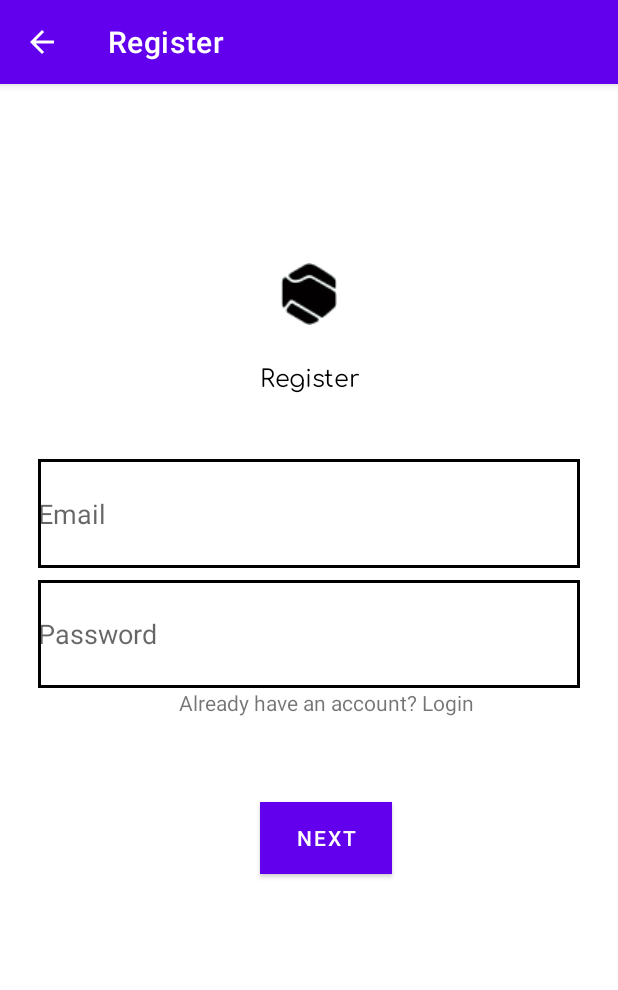
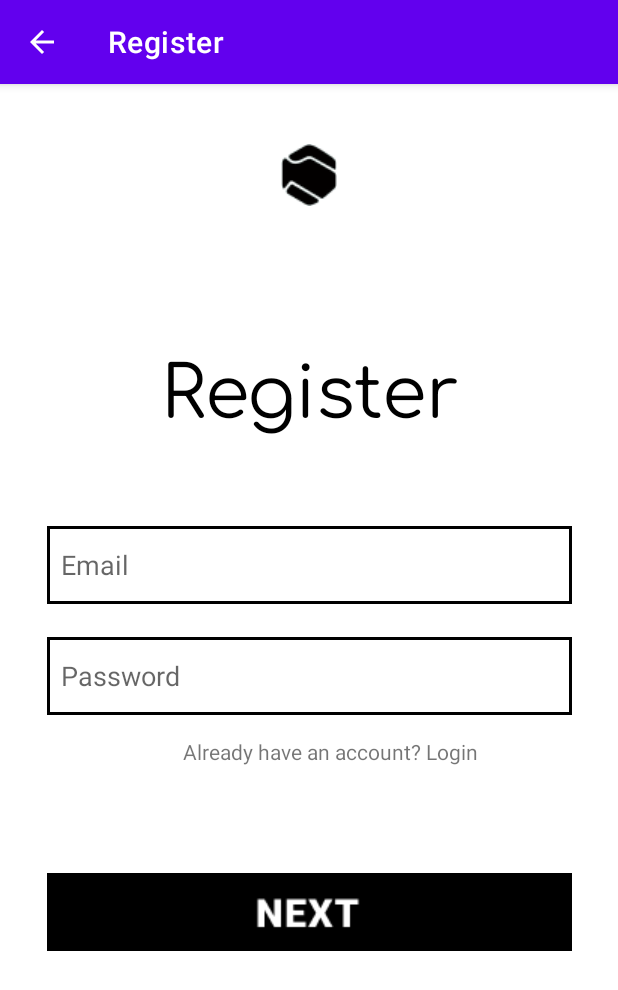
Before and after one commit to RoopMM/BudgetBuddy, an Android app: the screen it shows after launch (RegisterActivity), on a phone screen of 412 x 824 dp. Shown: the top 990 px of the screen. Run offline under Robolectric (Android 15) with nearby library versions, the phone set to English and light mode, and no system bars; our stand-ins replace Dagger/Hilt's generated code, Firebase (no records; nobody signed in at launch, a user with empty details on screens opened directly).

Commit message:
Fixed Design of Register View

```diff
--- a/app/src/main/res/layout/activity_register.xml
+++ b/app/src/main/res/layout/activity_register.xml
@@ -9,8 +9,8 @@
     <ImageView
         android:id="@+id/imageView"
         android:layout_width="37dp"
-        android:layout_height="0dp"
-        android:layout_marginTop="104dp"
+        android:layout_height="41dp"
+        android:layout_marginTop="25dp"
         android:layout_marginBottom="5dp"
         android:src="@drawable/app_logo"
         app:layout_constraintBottom_toTopOf="@+id/budget_budd"
@@ -22,12 +22,13 @@
         android:id="@+id/budget_budd"
         android:layout_width="wrap_content"
         android:layout_height="wrap_content"
+        android:layout_marginTop="60dp"
         android:layout_marginBottom="43dp"
         android:fontFamily="@font/comfortaa"
         android:gravity="center_horizontal|center_vertical"
         android:text="@string/register"
         android:textAppearance="@style/budget_budd"
-        android:textSize="16sp"
+        android:textSize="48sp"
         app:layout_constraintBottom_toTopOf="@+id/email_et"
         app:layout_constraintEnd_toEndOf="parent"
         app:layout_constraintStart_toStartOf="parent"
@@ -35,13 +36,13 @@
 
     <EditText
         android:id="@+id/email_et"
-        android:layout_width="0dp"
-        android:layout_height="0dp"
+        android:layout_width="350dp"
+        android:layout_height="52dp"
         android:layout_marginStart="25dp"
         android:layout_marginEnd="25dp"
         android:layout_marginBottom="8dp"
         android:background="@drawable/border"
-        android:hint="Email"
+        android:hint="  Email"
         android:inputType="textEmailAddress"
         app:layout_constraintBottom_toTopOf="@+id/password_et"
         app:layout_constraintEnd_toEndOf="parent"
@@ -51,12 +52,12 @@
 
     <EditText
         android:id="@+id/password_et"
-        android:layout_width="0dp"
-        android:layout_height="0dp"
+        android:layout_width="350dp"
+        android:layout_height="52dp"
         android:layout_marginStart="25dp"
         android:layout_marginEnd="25dp"
         android:background="@drawable/border"
-        android:hint="Password"
+        android:hint="  Password"
         android:inputType="textPassword"
         app:layout_constraintBottom_toTopOf="@+id/textView4"
         app:layout_constraintEnd_toEndOf="parent"
@@ -65,17 +66,17 @@
         tools:ignore="MissingConstraints" />
 
 
-    <Button
+    <ImageButton
         android:id="@+id/btn"
-        android:layout_width="wrap_content"
-        android:layout_height="wrap_content"
-        android:layout_marginBottom="241dp"
-        android:background="@color/black"
-        android:text="@string/next"
+        android:layout_width="350dp"
+        android:layout_height="52dp"
+        android:layout_marginStart="25dp"
+        android:layout_marginEnd="25dp"
+        android:layout_marginBottom="190dp"
+        android:src="@drawable/next"
         app:layout_constraintBottom_toBottomOf="parent"
-        app:layout_constraintEnd_toEndOf="@+id/textView4"
-        app:layout_constraintStart_toStartOf="@+id/textView4"
-        app:layout_constraintTop_toBottomOf="@+id/textView4" />
+        app:layout_constraintEnd_toEndOf="parent"
+        app:layout_constraintStart_toStartOf="parent" />
 
     <TextView
         android:id="@+id/textView4"
```
Also changed, not shown: app/src/main/res/drawable-v24/next.png (added).
